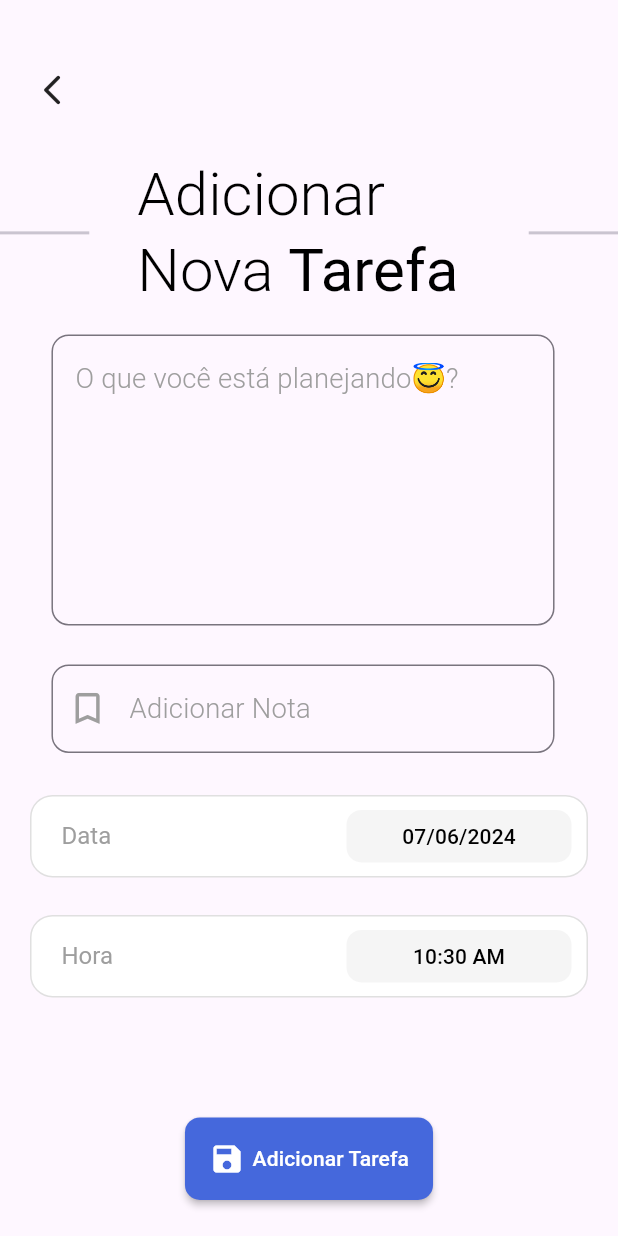
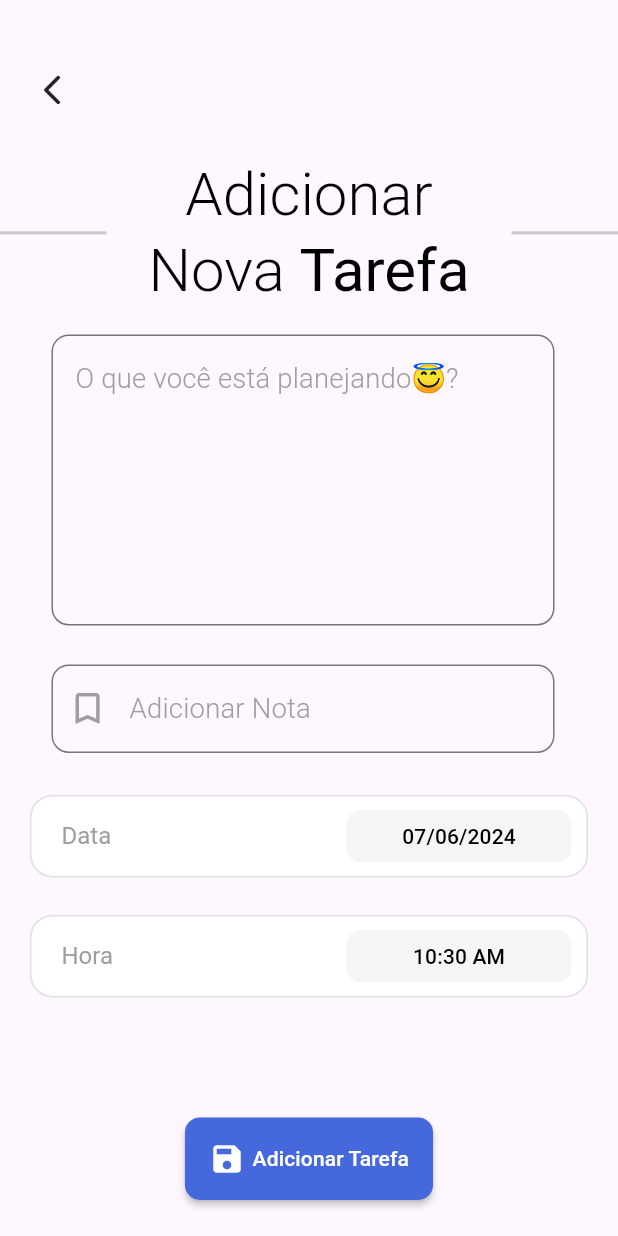
Before and after one commit to Luiz-Eduardo-BL/Todo-Tasks, a Flutter app: the screen it shows after launch, after a tap on the "add" icon, on a phone screen of 412 x 824 dp. Run offline on Flutter 3.47's test engine with Material 3 defaults, Android fonts, the phone set to English and light mode, and no system bars; our stand-ins replace animate_do, flutter_screenutil, flutter_slider_drawer, hive, hive_flutter, lottie; missing offline and left inert: ftoast, panara_dialogs; accounts and stored records are empty.

Commit message:
feat: Refactor task view and adjust margin in home_view

```diff
--- a/lib/views/home/home_view.dart
+++ b/lib/views/home/home_view.dart
@@ -86,7 +86,7 @@ class _HomeViewState extends State<HomeView> {
       child: Column(
         children: [
           Container(
-              margin: EdgeInsets.only(top: ScreenUtil().setHeight(10)),
+              margin: EdgeInsets.only(top: ScreenUtil().setHeight(8)),
               width: double.infinity,
               height: ScreenUtil().setHeight(100),
               child: Row(
@@ -163,13 +163,16 @@ class _HomeViewState extends State<HomeView> {
                   : Column(
                       mainAxisAlignment: MainAxisAlignment.center,
                       children: [
-                        FadeIn(
+                        Padding(
+                          padding: const EdgeInsets.only(bottom: 20),
+                          child: FadeIn(
                             child: SizedBox(
                               width: ScreenUtil().setWidth(200),
                               height: ScreenUtil().setWidth(200),
                               child: Lottie.asset(
                                 lottieURL,
                                 animate: tasks.isNotEmpty ? false : true,
+                              ),
                             ),
                           ),
                         ),
--- a/lib/views/tasks/task_view.dart
+++ b/lib/views/tasks/task_view.dart
@@ -44,13 +44,15 @@ class _TaskViewState extends State<TaskView> {
   void initState() {
     super.initState();
     titleTaskController = widget.titleTaskController ?? TextEditingController();
-    descriptionTaskControlle = widget.descriptionTaskControlle ?? TextEditingController();
+    descriptionTaskControlle =
+        widget.descriptionTaskControlle ?? TextEditingController();
 
     if (widget.isUpdate && widget.task != null) {
       title = widget.task?.title;
       description = widget.task?.description;
       selectedDate = widget.task?.createdAtDate;
-      selectedTime = TimeOfDay.fromDateTime(widget.task?.createdAtTime ?? DateTime.now());
+      selectedTime =
+          TimeOfDay.fromDateTime(widget.task?.createdAtTime ?? DateTime.now());
 
       titleTaskController.text = title ?? '';
       descriptionTaskControlle.text = description ?? '';
@@ -59,24 +61,27 @@ class _TaskViewState extends State<TaskView> {
 
   @override
   void dispose() {
-    // titleTaskController.dispose();
-    // descriptionTaskControlle.dispose();
     super.dispose();
   }
 
   bool isTaskValid() {
-    return titleTaskController.text.isNotEmpty && descriptionTaskControlle.text.isNotEmpty;
+    return titleTaskController.text.isNotEmpty &&
+        descriptionTaskControlle.text.isNotEmpty;
   }
 
   dynamic isTaskAlreadyExistUpdateOtherWiseCreate() {
     if (isTaskValid()) {
       if (widget.isUpdate) {
-        // Atualizar a tarefa existente
         try {
           widget.task?.title = titleTaskController.text;
           widget.task?.description = descriptionTaskControlle.text;
           widget.task?.createdAtDate = selectedDate!;
-            widget.task?.createdAtTime = DateTime(selectedDate!.year, selectedDate!.month, selectedDate!.day, selectedTime.hour, selectedTime.minute);
+          widget.task?.createdAtTime = DateTime(
+              selectedDate!.year,
+              selectedDate!.month,
+              selectedDate!.day,
+              selectedTime.hour,
+              selectedTime.minute);
 
           widget.task?.save();
 
@@ -85,12 +90,12 @@ class _TaskViewState extends State<TaskView> {
           updateTaskWarning(context);
         }
       } else {
-        // Criar uma nova tarefa
         var task = Task.create(
           title: titleTaskController.text,
           description: descriptionTaskControlle.text,
           createdAtDate: selectedDate,
-          createdAtTime: DateTime(selectedDate!.year, selectedDate!.month, selectedDate!.day, selectedTime.hour, selectedTime.minute),
+          createdAtTime: DateTime(selectedDate!.year, selectedDate!.month,
+              selectedDate!.day, selectedTime.hour, selectedTime.minute),
         );
         BaseWidget.of(context).dataStore.addTask(task: task);
 
@@ -187,7 +192,9 @@ class _TaskViewState extends State<TaskView> {
               ),
               5.w,
               Text(
-                widget.isUpdate ? AppStr.updateTaskString : AppStr.addTaskString,
+                widget.isUpdate
+                    ? AppStr.updateTaskString
+                    : AppStr.addTaskString,
                 style: const TextStyle(
                   color: Colors.white,
                 ),
@@ -236,7 +243,8 @@ class _TaskViewState extends State<TaskView> {
               final DateTime? pickedDate = await showDatePicker(
                 context: context,
                 initialDate: selectedDate ?? DateTime.now(),
-                firstDate: DateTime.now().subtract(const Duration(days: 365 * 100)),
+                firstDate:
+                    DateTime.now().subtract(const Duration(days: 365 * 100)),
                 lastDate: DateTime.now().add(const Duration(days: 365 * 200)),
               );
               if (pickedDate != null && pickedDate != selectedDate) {
@@ -280,7 +288,7 @@ class _TaskViewState extends State<TaskView> {
         crossAxisAlignment: CrossAxisAlignment.center,
         children: [
           SizedBox(
-            width: ScreenUtil().setWidth(52),
+            width: ScreenUtil().setWidth(62),
             child: const Divider(
               thickness: 2,
             ),
@@ -288,8 +296,11 @@ class _TaskViewState extends State<TaskView> {
           SizedBox(
             width: ScreenUtil().setWidth(200),
             child: RichText(
+                textAlign: TextAlign.center,
                 text: TextSpan(
-              text: widget.isUpdate ? AppStr.updateCurrentTask : AppStr.addNewTask,
+                  text: widget.isUpdate
+                      ? AppStr.updateCurrentTask
+                      : AppStr.addNewTask,
                   style: textTheme.titleLarge,
                   children: const [
                     TextSpan(
@@ -301,7 +312,7 @@ class _TaskViewState extends State<TaskView> {
                 )),
           ),
           SizedBox(
-            width: ScreenUtil().setWidth(52),
+            width: ScreenUtil().setWidth(62),
             child: const Divider(
               thickness: 2,
             ),
```
Also changed, not shown: 2 other files. Lines whose indentation alone changed are shown as unchanged.
